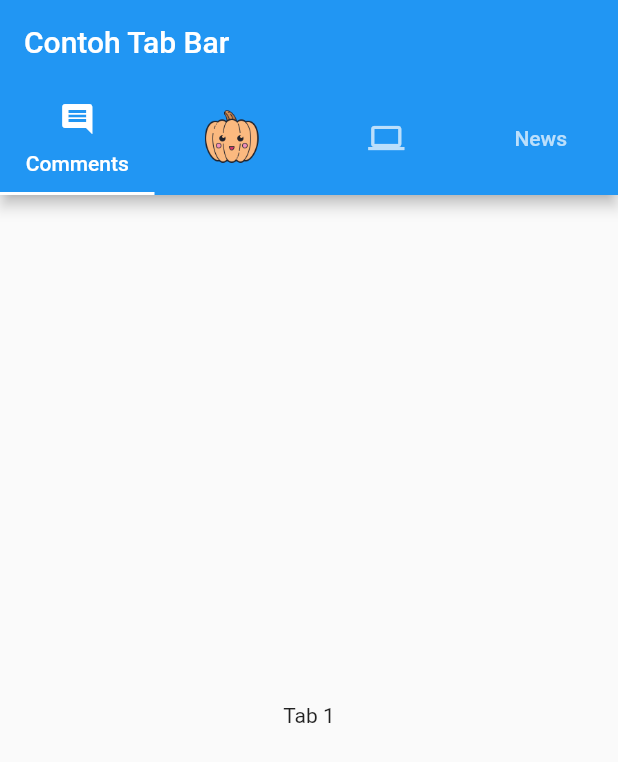
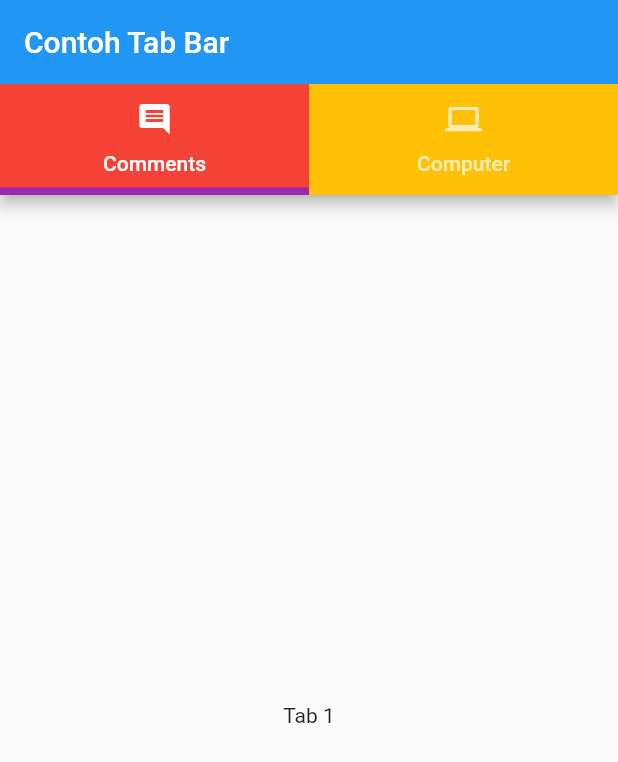
Before and after one commit to abuazis/Flutter-App-Tutorial, a Flutter app: the screen it shows after launch, on a phone screen of 412 x 824 dp. Shown: the top 762 px of the screen. Run offline on Flutter 3.47's test engine with Material 2 defaults, Android fonts, the phone set to English and light mode, and no system bars.

Commit message:
27-styling-tabbar-flutter

```diff
--- a/lib/main.dart
+++ b/lib/main.dart
@@ -5,38 +5,47 @@ void main() => runApp(MyApp());
 class MyApp extends StatelessWidget {
   @override
   Widget build(BuildContext context) {
+    TabBar myTabBar = TabBar(
+      indicator: BoxDecoration(
+        color: Colors.red,
+        border: Border(
+          bottom: BorderSide(
+            color: Colors.purple,
+            width: 5
+          )
+        )
+      ),
+      indicatorColor: Colors.red,
+      tabs: <Widget>[
+        Tab(
+          icon: Icon(Icons.comment),
+          text: "Comments"
+        ),
+        Tab(
+          icon: Icon(Icons.computer),
+          text: "Computer"
+        ),
+      ],
+    );
+
     return MaterialApp(
       home: DefaultTabController(
-        length: 4,
+        length: 2,
         child: Scaffold(
           appBar: AppBar(
             title: Text("Contoh Tab Bar"),
-            bottom: TabBar(
-              tabs: <Widget>[
-                Tab(
-                  icon: Icon(Icons.comment),
-                  text: "Comments"
-                ),
-                Tab(
-                  child: Image(
-                    image: AssetImage("assets/img/cute-pumpkin.png"),
-                  ),
-                ),
-                Tab(
-                  icon: Icon(Icons.computer)
-                ),
-                Tab(
-                  text: "News"
-                ),
-              ],
-            ),
+            bottom: PreferredSize(
+              preferredSize: Size.fromHeight(myTabBar.preferredSize.height),
+              child: Container(
+                color: Colors.amber,
+                child: myTabBar
+              ),
+            )
           ),
           body: TabBarView(
             children: <Widget>[
               Center(child: Text("Tab 1")),
               Center(child: Text("Tab 2")),
-              Center(child: Text("Tab 3")),
-              Center(child: Text("Tab 4")),
             ],
           ),
         ),
```
